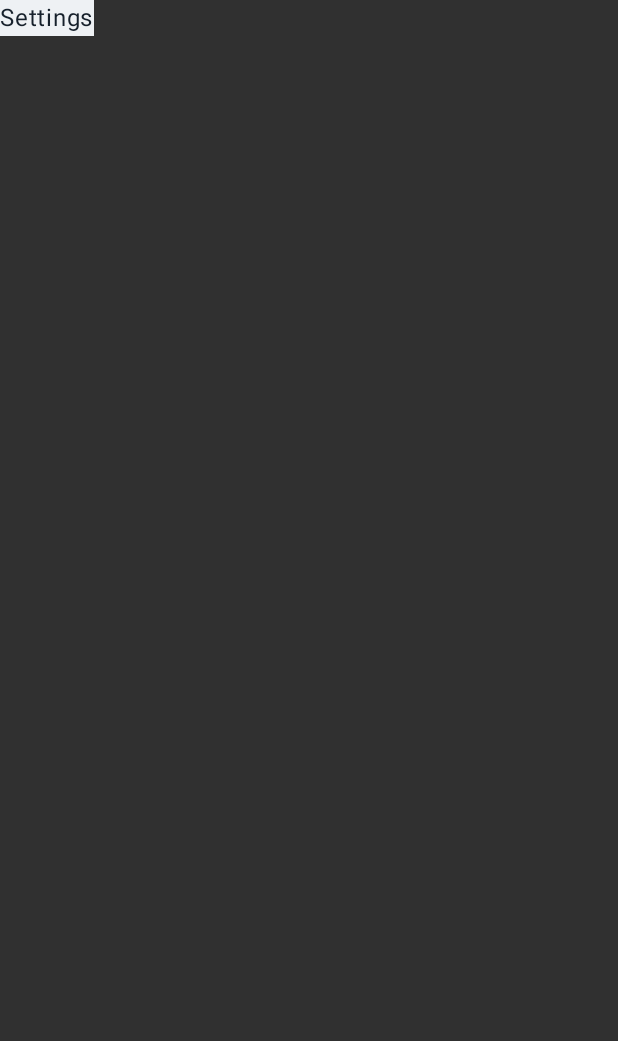
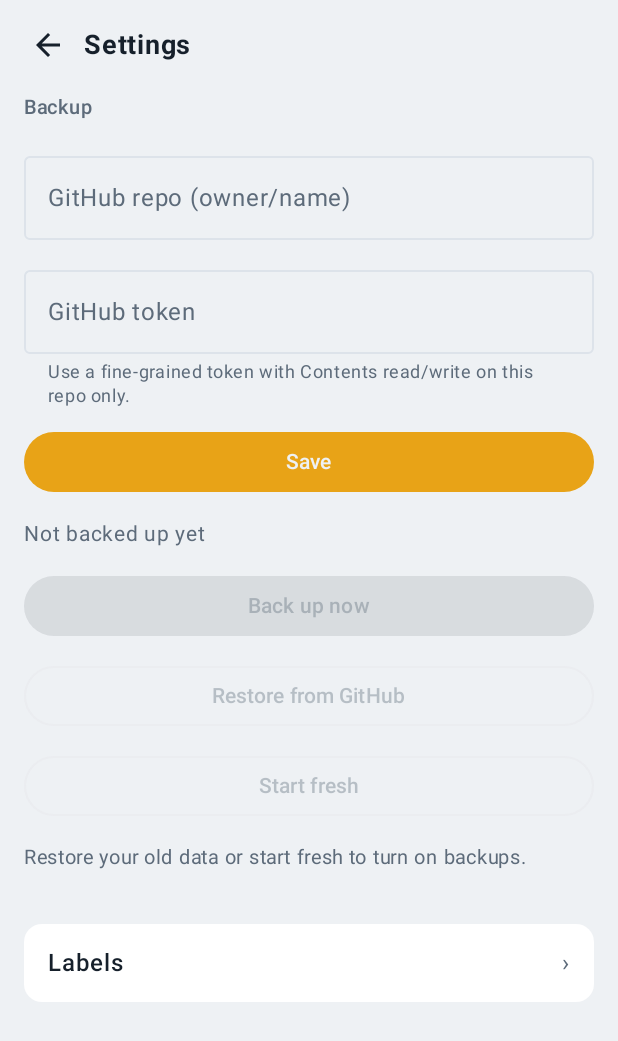
Before and after one commit to kinojms/gastos.io, an Android app built with Jetpack Compose: the SettingsScreen screen opened through its navigation route, on a phone screen of 412 x 824 dp. Shown: the top 1041 px of the screen. Run offline under Robolectric (Android 15) with nearby library versions, the light colour scheme and no system bars; our stand-ins replace Room's generated code; libraries missing offline, so code that uses them is left out: androidx.glance, androidx.glance.appwidget; pictures from the network do not load.

Commit message:
Add settings screen with backup controls

```diff
--- a/app/src/main/java/io/gastos/app/ui/Nav.kt
+++ b/app/src/main/java/io/gastos/app/ui/Nav.kt
@@ -1,6 +1,5 @@
 package io.gastos.app.ui
 
-import androidx.compose.material3.Text
 import androidx.compose.runtime.Composable
 import androidx.compose.runtime.LaunchedEffect
 import androidx.compose.runtime.remember
@@ -19,6 +18,8 @@ import io.gastos.app.ui.home.HomeScreen
 import io.gastos.app.ui.home.HomeViewModel
 import io.gastos.app.ui.labels.LabelsScreen
 import io.gastos.app.ui.labels.LabelsViewModel
+import io.gastos.app.ui.settings.SettingsScreen
+import io.gastos.app.ui.settings.SettingsViewModel
 
 object Routes {
     const val HOME = "home"
@@ -53,6 +54,13 @@ fun GastosNavHost(container: AppContainer) {
             override fun <T : ViewModel> create(modelClass: Class<T>): T = LabelsViewModel(container.labels) as T
         }
     }
+    val settingsFactory = remember(container) {
+        object : ViewModelProvider.Factory {
+            @Suppress("UNCHECKED_CAST")
+            override fun <T : ViewModel> create(modelClass: Class<T>): T =
+                SettingsViewModel(container.prefs, container.tokens, container.backupManager) as T
+        }
+    }
     NavHost(nav, startDestination = Routes.HOME) {
         composable(Routes.HOME) {
             HomeScreen(
@@ -85,6 +93,12 @@ fun GastosNavHost(container: AppContainer) {
         composable(Routes.LABELS) {
             LabelsScreen(vm = viewModel<LabelsViewModel>(factory = labelsFactory), onBack = { nav.popBackStack() })
         }
-        composable(Routes.SETTINGS) { Text("Settings") }
+        composable(Routes.SETTINGS) {
+            SettingsScreen(
+                vm = viewModel<SettingsViewModel>(factory = settingsFactory),
+                onBack = { nav.popBackStack() },
+                onOpenLabels = { nav.navigate(Routes.LABELS) },
+            )
+        }
     }
 }
--- /dev/null
+++ b/app/src/main/java/io/gastos/app/ui/settings/SettingsScreen.kt
@@ -0,0 +1,165 @@
+package io.gastos.app.ui.settings
+
+import androidx.compose.foundation.background
+import androidx.compose.foundation.clickable
+import androidx.compose.foundation.layout.Arrangement
+import androidx.compose.foundation.layout.Column
+import androidx.compose.foundation.layout.Row
+import androidx.compose.foundation.layout.Spacer
+import androidx.compose.foundation.layout.fillMaxSize
+import androidx.compose.foundation.layout.fillMaxWidth
+import androidx.compose.foundation.layout.height
+import androidx.compose.foundation.layout.navigationBarsPadding
+import androidx.compose.foundation.layout.padding
+import androidx.compose.foundation.layout.size
+import androidx.compose.foundation.layout.statusBarsPadding
+import androidx.compose.foundation.rememberScrollState
+import androidx.compose.foundation.shape.RoundedCornerShape
+import androidx.compose.foundation.text.KeyboardOptions
+import androidx.compose.foundation.verticalScroll
+import androidx.compose.material.icons.Icons
+import androidx.compose.material.icons.automirrored.filled.ArrowBack
+import androidx.compose.material3.Button
+import androidx.compose.material3.ButtonDefaults
+import androidx.compose.material3.CircularProgressIndicator
+import androidx.compose.material3.Icon
+import androidx.compose.material3.IconButton
+import androidx.compose.material3.OutlinedButton
+import androidx.compose.material3.OutlinedTextField
+import androidx.compose.material3.Text
+import androidx.compose.runtime.Composable
+import androidx.compose.runtime.collectAsState
+import androidx.compose.runtime.getValue
+import androidx.compose.runtime.mutableStateOf
+import androidx.compose.runtime.remember
+import androidx.compose.runtime.setValue
+import androidx.compose.ui.Alignment
+import androidx.compose.ui.Modifier
+import androidx.compose.ui.draw.clip
+import androidx.compose.ui.text.font.FontWeight
+import androidx.compose.ui.text.input.KeyboardType
+import androidx.compose.ui.text.input.PasswordVisualTransformation
+import androidx.compose.ui.unit.dp
+import androidx.compose.ui.unit.sp
+import io.gastos.app.ui.ConfirmCopy
+import io.gastos.app.ui.components.ConfirmDialog
+import io.gastos.app.ui.theme.GastosTheme
+
+private enum class Confirm { SAVE, RESTORE, START_FRESH }
+
+@Composable
+fun SettingsScreen(vm: SettingsViewModel, onBack: () -> Unit, onOpenLabels: () -> Unit) {
+    val colors = GastosTheme.colors
+    val repo by vm.repoInput.collectAsState()
+    val token by vm.tokenInput.collectAsState()
+    val repoError by vm.repoError.collectAsState()
+    val hasToken by vm.hasToken.collectAsState()
+    val canUse by vm.canUseBackup.collectAsState()
+    val enabled by vm.backupEnabled.collectAsState()
+    val busy by vm.busy.collectAsState()
+    val status by vm.status.collectAsState()
+    val result by vm.result.collectAsState()
+    var confirm by remember { mutableStateOf<Confirm?>(null) }
+
+    Column(Modifier.fillMaxSize().statusBarsPadding().navigationBarsPadding()) {
+        Row(Modifier.fillMaxWidth().padding(horizontal = 8.dp, vertical = 6.dp), verticalAlignment = Alignment.CenterVertically) {
+            IconButton(onClick = onBack) { Icon(Icons.AutoMirrored.Filled.ArrowBack, contentDescription = "Back") }
+            Text("Settings", fontSize = 18.sp, fontWeight = FontWeight.Bold)
+        }
+        Column(
+            Modifier.weight(1f).verticalScroll(rememberScrollState()).padding(horizontal = 16.dp),
+            verticalArrangement = Arrangement.spacedBy(12.dp),
+        ) {
+            Text("Backup", fontSize = 13.sp, fontWeight = FontWeight.SemiBold, color = colors.muted)
+            OutlinedTextField(
+                value = repo,
+                onValueChange = { vm.repoInput.value = it; vm.repoError.value = null },
+                label = { Text("GitHub repo (owner/name)") },
+                singleLine = true,
+                isError = repoError != null,
+                supportingText = repoError?.let { { Text(it, color = colors.danger) } },
+                keyboardOptions = KeyboardOptions(keyboardType = KeyboardType.Uri),
+                modifier = Modifier.fillMaxWidth(),
+            )
+            OutlinedTextField(
+                value = token,
+                onValueChange = { vm.tokenInput.value = it },
+                label = { Text("GitHub token") },
+                singleLine = true,
+                visualTransformation = PasswordVisualTransformation(),
+                keyboardOptions = KeyboardOptions(keyboardType = KeyboardType.Password),
+                supportingText = {
+                    Text(if (hasToken) "Token saved. Leave empty to keep it." else "Use a fine-grained token with Contents read/write on this repo only.")
+                },
+                modifier = Modifier.fillMaxWidth(),
+            )
+            Button(
+                onClick = { if (vm.validate()) confirm = Confirm.SAVE },
+                enabled = !busy,
+                colors = ButtonDefaults.buttonColors(containerColor = colors.accent, contentColor = colors.bg),
+                modifier = Modifier.fillMaxWidth(),
+            ) { Text("Save", fontWeight = FontWeight.SemiBold) }
+
+            Text(status.text, color = if (status.isError) colors.danger else colors.muted, fontSize = 14.sp)
+
+            Row(verticalAlignment = Alignment.CenterVertically, horizontalArrangement = Arrangement.spacedBy(8.dp)) {
+                Button(
+                    onClick = { vm.backUpNow() },
+                    enabled = canUse && enabled && !busy,
+                    colors = ButtonDefaults.buttonColors(containerColor = colors.surface2, contentColor = colors.fg),
+                    modifier = Modifier.weight(1f),
+                ) { Text("Back up now", fontWeight = FontWeight.SemiBold) }
+                if (busy) CircularProgressIndicator(Modifier.size(24.dp), strokeWidth = 2.dp, color = colors.accent)
+            }
+            result?.let { Text(it.text, color = if (it.isError) colors.danger else colors.fg, fontSize = 14.sp) }
+
+            OutlinedButton(
+                onClick = { confirm = Confirm.RESTORE },
+                enabled = canUse && !busy,
+                modifier = Modifier.fillMaxWidth(),
+            ) { Text("Restore from GitHub") }
+            if (!enabled) {
+                OutlinedButton(
+                    onClick = { confirm = Confirm.START_FRESH },
+                    enabled = canUse && !busy,
+                    modifier = Modifier.fillMaxWidth(),
+                ) { Text("Start fresh") }
+                Text("Restore your old data or start fresh to turn on backups.", color = colors.muted, fontSize = 13.sp)
+            }
+
+            Spacer(Modifier.height(8.dp))
+            Row(
+                Modifier.fillMaxWidth().clip(RoundedCornerShape(12.dp)).background(colors.surface)
+                    .clickable(onClick = onOpenLabels).padding(horizontal = 16.dp, vertical = 14.dp),
+                verticalAlignment = Alignment.CenterVertically,
+            ) {
+                Text("Labels", fontWeight = FontWeight.SemiBold, modifier = Modifier.weight(1f))
+                Text("›", color = colors.muted)
+            }
+            Spacer(Modifier.height(16.dp))
+        }
+    }
+
+    when (confirm) {
+        Confirm.SAVE -> ConfirmDialog(
+            message = ConfirmCopy.saveBackupSettings(),
+            confirmText = "Save",
+            onConfirm = { confirm = null; vm.save() },
+            onDismiss = { confirm = null },
+        )
+        Confirm.RESTORE -> ConfirmDialog(
+            message = ConfirmCopy.restore(),
+            confirmText = "Restore",
+            destructive = true,
+            onConfirm = { confirm = null; vm.restore() },
+            onDismiss = { confirm = null },
+        )
+        Confirm.START_FRESH -> ConfirmDialog(
+            message = ConfirmCopy.startFresh(),
+            confirmText = "Start fresh",
+            onConfirm = { confirm = null; vm.startFresh() },
+            onDismiss = { confirm = null },
+        )
+        null -> Unit
+    }
+}
--- /dev/null
+++ b/app/src/main/java/io/gastos/app/ui/settings/SettingsViewModel.kt
@@ -0,0 +1,134 @@
+package io.gastos.app.ui.settings
+
+import androidx.lifecycle.ViewModel
+import androidx.lifecycle.viewModelScope
+import io.gastos.app.backup.BackupManager
+import io.gastos.app.backup.GitHubException
+import io.gastos.app.backup.TokenStore
+import io.gastos.app.data.AppPrefs
+import kotlinx.coroutines.CoroutineDispatcher
+import kotlinx.coroutines.Dispatchers
+import kotlinx.coroutines.Job
+import kotlinx.coroutines.flow.MutableStateFlow
+import kotlinx.coroutines.flow.SharingStarted
+import kotlinx.coroutines.flow.StateFlow
+import kotlinx.coroutines.flow.combine
+import kotlinx.coroutines.flow.first
+import kotlinx.coroutines.flow.stateIn
+import kotlinx.coroutines.launch
+import kotlinx.coroutines.withContext
+import java.time.Instant
+import java.time.ZoneId
+import java.time.format.DateTimeFormatter
+import java.util.Locale
+
+/** The status line under the backup fields. */
+data class BackupStatus(val text: String, val isError: Boolean)
+
+/** Outcome of the last Back up / Restore / Start fresh action. */
+data class ActionResult(val text: String, val isError: Boolean)
+
+class SettingsViewModel(
+    private val prefs: AppPrefs,
+    private val tokens: TokenStore,
+    private val backup: BackupManager,
+    private val zone: () -> ZoneId = { ZoneId.systemDefault() },
+    private val io: CoroutineDispatcher = Dispatchers.IO,
+) : ViewModel() {
+    val repoInput = MutableStateFlow("")
+
+    /** Never pre-filled: the saved token is not shown. */
+    val tokenInput = MutableStateFlow("")
+    val repoError = MutableStateFlow<String?>(null)
+
+    private val tokenSaved = MutableStateFlow(false)
+    val hasToken: StateFlow<Boolean> = tokenSaved
+
+    /** True while Back up now / Restore / Start fresh is running. */
+    val busy = MutableStateFlow(false)
+    val result = MutableStateFlow<ActionResult?>(null)
+
+    val backupEnabled: StateFlow<Boolean> =
+        prefs.backupEnabled.stateIn(viewModelScope, SharingStarted.Eagerly, false)
+
+    private val savedRepo: StateFlow<String?> =
+        prefs.backupRepo.stateIn(viewModelScope, SharingStarted.Eagerly, null)
+
+    /** Repo and token are both saved, so backup actions can run. */
+    val canUseBackup: StateFlow<Boolean> = combine(savedRepo, tokenSaved) { repo, token ->
+        !repo.isNullOrBlank() && token
+    }.stateIn(viewModelScope, SharingStarted.Eagerly, false)
+
+    val status: StateFlow<BackupStatus> = combine(prefs.lastBackupAt, prefs.lastBackupError) { at, error ->
+        formatStatus(at, error, zone())
+    }.stateIn(viewModelScope, SharingStarted.Eagerly, BackupStatus(NOT_BACKED_UP, false))
+
+    init {
+        viewModelScope.launch {
+            val saved = prefs.backupRepo.first().orEmpty()
+            if (repoInput.value.isEmpty()) repoInput.value = saved // don't clobber early typing
+            tokenSaved.value = withContext(io) { tokens.load() != null }
+        }
+    }
+
+    /** Validates the repo field; sets [repoError] and returns false when it is malformed. */
+    fun validate(): Boolean {
+        val ok = REPO_PATTERN.matches(repoInput.value.trim())
+        repoError.value = if (ok) null else REPO_ERROR
+        return ok
+    }
+
+    /** Saves repo and, if one was typed, the token. An empty token field keeps the existing token. */
+    fun save(): Job? {
+        if (!validate()) return null
+        val repo = repoInput.value.trim()
+        val token = tokenInput.value.trim()
+        return viewModelScope.launch {
+            prefs.setBackupRepo(repo)
+            if (token.isNotEmpty()) {
+                withContext(io) { tokens.save(token) }
+                tokenSaved.value = true
+                tokenInput.value = ""
+            }
+            result.value = null
+        }
+    }
+
+    fun backUpNow(): Job = run("Backed up") { backup.backupNow() }
+
+    fun restore(): Job = run("Restored") { backup.restore() }
+
+    fun startFresh(): Job = run("Backed up") { backup.startFresh() }
+
+    private fun run(success: String, action: suspend () -> Result<Unit>): Job {
+        if (!busy.compareAndSet(expect = false, update = true)) return Job().apply { complete() }
+        result.value = null
+        return viewModelScope.launch {
+            try {
+                val r = action()
+                result.value = r.exceptionOrNull()?.let { ActionResult(failureText(it), true) }
+                    ?: ActionResult(success, false)
+            } finally {
+                busy.value = false
+            }
+        }
+    }
+
+    private fun failureText(e: Throwable): String =
+        (e as? GitHubException)?.userMessage ?: e.message ?: "Something went wrong."
+
+    companion object {
+        const val NOT_BACKED_UP = "Not backed up yet"
+        const val REPO_ERROR = "Use the format owner/repo"
+        private val REPO_PATTERN = Regex("^[A-Za-z0-9._-]+/[A-Za-z0-9._-]+$")
+        private val TIME_FORMAT = DateTimeFormatter.ofPattern("MMM d, h:mm a", Locale.US)
+
+        /** A failed last backup wins over the timestamp; with neither, "Not backed up yet". */
+        fun formatStatus(lastBackupAt: Long?, error: String?, zone: ZoneId): BackupStatus = when {
+            error != null -> BackupStatus(error, true)
+            lastBackupAt != null ->
+                BackupStatus("Last backup: " + TIME_FORMAT.format(Instant.ofEpochMilli(lastBackupAt).atZone(zone)), false)
+            else -> BackupStatus(NOT_BACKED_UP, false)
+        }
+    }
+}
```
Also changed, not shown: 1 other file.
